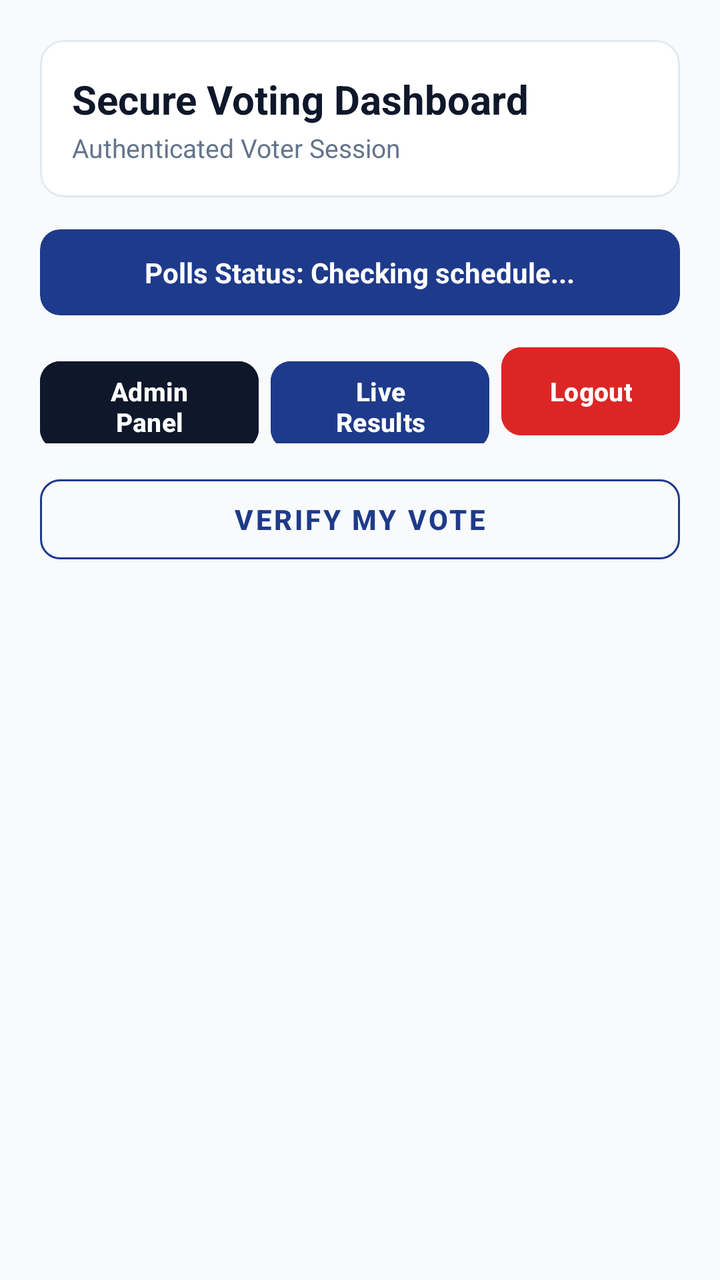
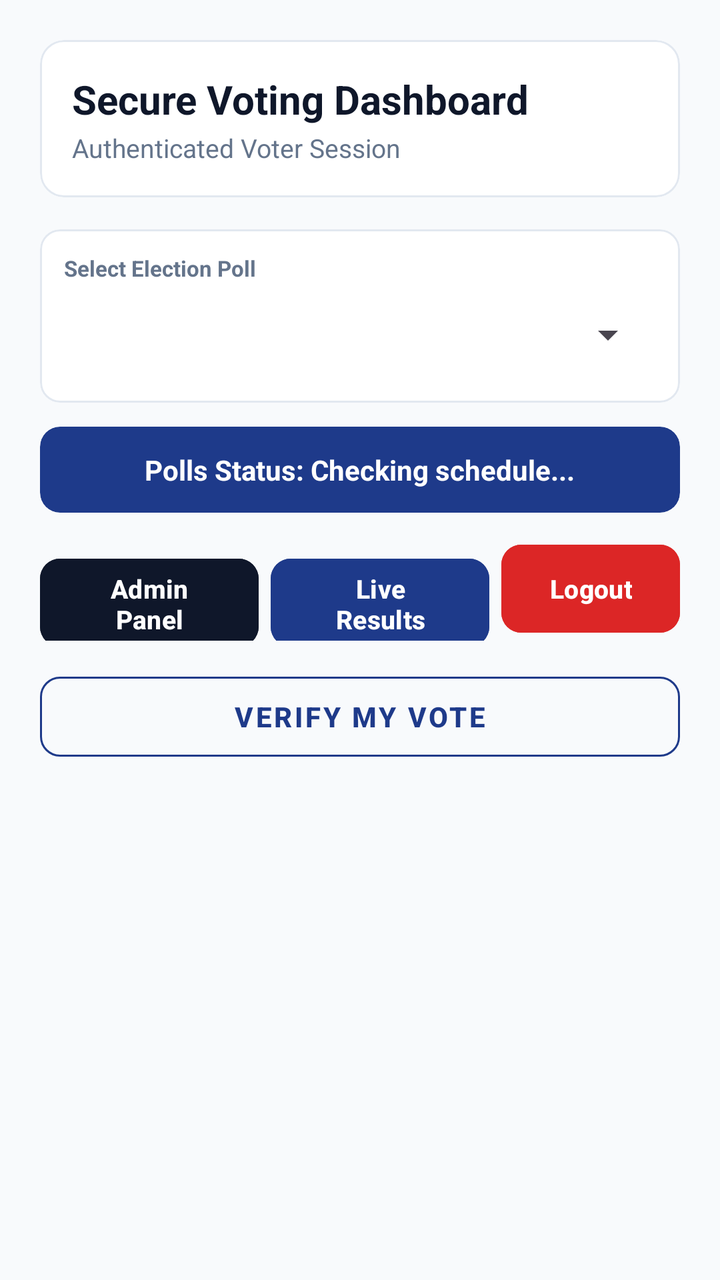

Two renders of the same Android screen: before a commit and after it. Below are the layout's source before the change and the commit's diff.
<!-- AndroidManifest.xml: application theme Theme.SecureVotingApp -->
<!-- res/layout/activity_dashboard.xml -->
<?xml version="1.0" encoding="utf-8"?>
<LinearLayout xmlns:android="http://schemas.android.com/apk/res/android"
    xmlns:app="http://schemas.android.com/apk/res-auto"
    android:layout_width="match_parent"
    android:layout_height="match_parent"
    android:orientation="vertical"
    android:fitsSystemWindows="true"
    android:background="@color/bg_slate"
    android:padding="20dp">

    
    <com.google.android.material.card.MaterialCardView
        android:layout_width="match_parent"
        android:layout_height="wrap_content"
        android:layout_marginBottom="16dp"
        app:cardBackgroundColor="@color/card_surface"
        app:cardCornerRadius="12dp"
        app:cardElevation="0dp"
        app:strokeColor="@color/border_stroke"
        app:strokeWidth="1dp">

        <LinearLayout
            android:layout_width="match_parent"
            android:layout_height="wrap_content"
            android:orientation="vertical"
            android:padding="16dp">

            <TextView
                android:layout_width="match_parent"
                android:layout_height="wrap_content"
                android:text="Secure Voting Dashboard"
                android:textColor="@color/text_primary"
                android:textSize="20sp"
                android:textStyle="bold"/>

            <TextView
                android:layout_width="match_parent"
                android:layout_height="wrap_content"
                android:text="Authenticated Voter Session"
                android:textColor="@color/text_secondary"
                android:textSize="13sp"
                android:layout_marginTop="2dp"/>
        </LinearLayout>
    </com.google.android.material.card.MaterialCardView>

    
    <com.google.android.material.card.MaterialCardView
        android:id="@+id/countdownCard"
        android:layout_width="match_parent"
        android:layout_height="wrap_content"
        android:layout_marginBottom="12dp"
        app:cardBackgroundColor="@color/primary_navy"
        app:cardCornerRadius="10dp"
        app:cardElevation="0dp"
        app:strokeWidth="0dp">

        <LinearLayout
            android:layout_width="match_parent"
            android:layout_height="wrap_content"
            android:orientation="horizontal"
            android:gravity="center"
            android:padding="12dp">

            <TextView
                android:id="@+id/countdownText"
                android:layout_width="wrap_content"
                android:layout_height="wrap_content"
                android:text="Polls Status: Checking schedule..."
                android:textColor="@color/white"
                android:textSize="14sp"
                android:textStyle="bold" />
        </LinearLayout>
    </com.google.android.material.card.MaterialCardView>

    
    <LinearLayout
        android:layout_width="match_parent"
        android:layout_height="wrap_content"
        android:orientation="horizontal"
        android:layout_marginBottom="12dp">

        <com.google.android.material.button.MaterialButton
            android:id="@+id/goToAdminButton"
            android:layout_width="0dp"
            android:layout_height="52dp"
            android:layout_weight="1"
            android:text="Admin Panel"
            android:textSize="13sp"
            android:textStyle="bold"
            android:backgroundTint="@color/admin_header"
            android:textColor="@color/white"
            android:layout_marginEnd="6dp"
            app:cornerRadius="10dp"/>

        <com.google.android.material.button.MaterialButton
            android:id="@+id/goToResultsButton"
            android:layout_width="0dp"
            android:layout_height="52dp"
            android:layout_weight="1"
            android:text="Live Results"
            android:textSize="13sp"
            android:textStyle="bold"
            android:backgroundTint="@color/primary_navy"
            android:textColor="@color/white"
            android:layout_marginEnd="6dp"
            app:cornerRadius="10dp"/>

        <com.google.android.material.button.MaterialButton
            android:id="@+id/logoutButton"
            android:layout_width="wrap_content"
            android:layout_height="52dp"
            android:text="Logout"
            android:textSize="13sp"
            android:textStyle="bold"
            android:backgroundTint="@color/danger_red"
            android:textColor="@color/white"
            app:cornerRadius="10dp"/>
    </LinearLayout>

    
    <com.google.android.material.button.MaterialButton
        android:id="@+id/verifyVoteButton"
        style="@style/Widget.MaterialComponents.Button.OutlinedButton"
        android:layout_width="match_parent"
        android:layout_height="52dp"
        android:text="Verify My Vote"
        android:textSize="14sp"
        android:textStyle="bold"
        android:textColor="@color/primary_navy"
        app:strokeColor="@color/primary_navy"
        app:strokeWidth="1dp"
        app:cornerRadius="10dp"
        android:layout_marginBottom="16dp" />

    
    <TextView
        android:id="@+id/electionStatusBanner"
        android:layout_width="match_parent"
        android:layout_height="wrap_content"
        android:padding="14dp"
        android:textColor="@color/white"
        android:background="@color/amber_warning"
        android:textSize="14sp"
        android:textStyle="bold"
        android:gravity="center"
        android:visibility="gone"
        android:layout_marginBottom="12dp" />

    
    <com.google.android.material.card.MaterialCardView
        android:id="@+id/adminInfoCard"
        android:layout_width="match_parent"
        android:layout_height="wrap_content"
        android:visibility="gone"
        android:layout_marginBottom="16dp"
        app:cardBackgroundColor="@color/card_surface"
        app:cardCornerRadius="12dp"
        app:cardElevation="0dp"
        app:strokeColor="@color/border_stroke"
        app:strokeWidth="1dp">

        <LinearLayout
            android:layout_width="match_parent"
            android:layout_height="wrap_content"
            android:orientation="vertical"
            android:padding="20dp">

            <TextView
                android:layout_width="match_parent"
                android:layout_height="wrap_content"
                android:text="Administrator Mode Active"
                android:textColor="@color/text_primary"
                android:textSize="18sp"
                android:textStyle="bold"
                android:layout_marginBottom="4dp" />

            <TextView
                android:layout_width="match_parent"
                android:layout_height="wrap_content"
                android:text="Open the Admin Panel above to manage elections, candidates, and voter approvals."
                android:textColor="@color/text_secondary"
                android:textSize="14sp" />
        </LinearLayout>
    </com.google.android.material.card.MaterialCardView>

    
    <ProgressBar
        android:id="@+id/dashboardProgressBar"
        android:layout_width="wrap_content"
        android:layout_height="wrap_content"
        android:layout_gravity="center_horizontal"
        android:indeterminateTint="@color/primary_navy"
        android:visibility="gone"
        android:layout_marginBottom="12dp" />

    
    <TextView
        android:id="@+id/voterEmptyStateText"
        android:layout_width="match_parent"
        android:layout_height="wrap_content"
        android:text="No candidates added yet."
        android:textColor="@color/text_secondary"
        android:textSize="15sp"
        android:gravity="center"
        android:padding="24dp"
        android:visibility="gone" />

    
    <ListView
        android:id="@+id/premiumListView"
        android:layout_width="match_parent"
        android:layout_height="match_parent"
        android:layout_marginTop="8dp"
        android:paddingTop="4dp"
        android:clipToPadding="false"
        android:divider="@android:color/transparent"
        android:dividerHeight="12dp"
        android:scrollbars="none"/>
</LinearLayout>
<!-- resources referenced by this layout -->
<resources>
  <color name="admin_header">#0F172A</color>
  <color name="amber_warning">#D97706</color>
  <color name="bg_slate">#F8FAFC</color>
  <color name="border_stroke">#E2E8F0</color>
  <color name="card_surface">#FFFFFF</color>
  <color name="danger_red">#DC2626</color>
  <color name="primary_navy">#1E3A8A</color>
  <color name="text_primary">#0F172A</color>
  <color name="text_secondary">#64748B</color>
  <color name="white">#FFFFFFFF</color>
  <style name="Theme.SecureVotingApp" parent="Base.Theme.SecureVotingApp" />
  <style name="Base.Theme.SecureVotingApp" parent="Theme.Material3.DayNight.NoActionBar">
          
          <item name="android:statusBarColor">#F8FAFC</item>
          <item name="android:windowLightStatusBar">true</item>
          <item name="colorPrimary">@color/primary_navy</item>
          <item name="colorSecondary">@color/admin_header</item>
          <item name="android:windowBackground">@color/bg_slate</item>
      </style>
</resources>

<!-- the commit's change to res/layout/activity_dashboard.xml (unified diff, before → after) -->
@@ -40,6 +40,51 @@
                 android:textColor="@color/text_secondary"
                 android:textSize="13sp"
                 android:layout_marginTop="2dp"/>
+        </LinearLayout>
+    </com.google.android.material.card.MaterialCardView>
+
+    
+    <com.google.android.material.card.MaterialCardView
+        android:id="@+id/pollSelectorCard"
+        android:layout_width="match_parent"
+        android:layout_height="wrap_content"
+        android:layout_marginBottom="12dp"
+        app:cardBackgroundColor="@color/card_surface"
+        app:cardCornerRadius="10dp"
+        app:cardElevation="0dp"
+        app:strokeColor="@color/border_stroke"
+        app:strokeWidth="1dp">
+
+        <LinearLayout
+            android:layout_width="match_parent"
+            android:layout_height="wrap_content"
+            android:orientation="vertical"
+            android:padding="12dp">
+
+            <TextView
+                android:layout_width="wrap_content"
+                android:layout_height="wrap_content"
+                android:text="Select Election Poll"
+                android:textColor="@color/text_secondary"
+                android:textSize="11sp"
+                android:textStyle="bold"
+                android:layout_marginBottom="4dp" />
+
+            <Spinner
+                android:id="@+id/pollSelectorSpinner"
+                android:layout_width="match_parent"
+                android:layout_height="44dp"
+                android:paddingStart="8dp"
+                android:paddingEnd="8dp" />
+
+            <TextView
+                android:id="@+id/pollDescriptionText"
+                android:layout_width="match_parent"
+                android:layout_height="wrap_content"
+                android:textColor="@color/text_secondary"
+                android:textSize="12sp"
+                android:layout_marginTop="6dp"
+                android:visibility="gone" />
         </LinearLayout>
     </com.google.android.material.card.MaterialCardView>
 
